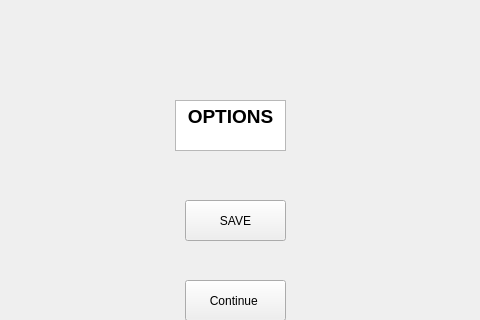
This is options.ui in Matin0789/Condottiere- as Qt 5 draws it before an edit; both pictures show x 275 to 755 and y 0 to 320 of the 1021 by 789 pixel window. The edited form follows.
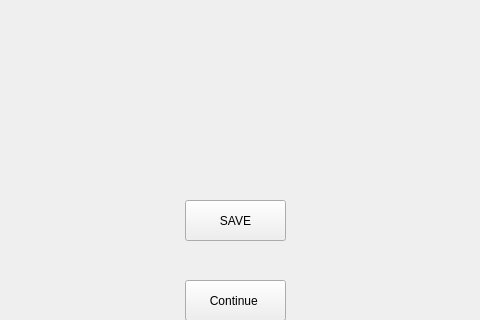
This is the edited form. Icons and pictures are not drawn.

```diff
--- a/options.ui
+++ b/options.ui
@@ -184,29 +184,6 @@
     <string/>
    </property>
   </widget>
-  <widget class="QTextEdit" name="textEdit">
-   <property name="geometry">
-    <rect>
-     <x>450</x>
-     <y>100</y>
-     <width>111</width>
-     <height>51</height>
-    </rect>
-   </property>
-   <property name="styleSheet">
-    <string notr="true">border-image: url(:/Description/Graphics/photos/download5.jpg);</string>
-   </property>
-   <property name="html">
-    <string>&lt;!DOCTYPE HTML PUBLIC &quot;-//W3C//DTD HTML 4.0//EN&quot; &quot;http://www.w3.org/TR/REC-html40/strict.dtd&quot;&gt;
-&lt;html&gt;&lt;head&gt;&lt;meta name=&quot;qrichtext&quot; content=&quot;1&quot; /&gt;&lt;meta charset=&quot;utf-8&quot; /&gt;&lt;style type=&quot;text/css&quot;&gt;
-p, li { white-space: pre-wrap; }
-hr { height: 1px; border-width: 0; }
-li.unchecked::marker { content: &quot;\2610&quot;; }
-li.checked::marker { content: &quot;\2612&quot;; }
-&lt;/style&gt;&lt;/head&gt;&lt;body style=&quot; font-family:'Segoe UI'; font-size:9pt; font-weight:400; font-style:normal;&quot;&gt;
-&lt;p align=&quot;center&quot; style=&quot; margin-top:0px; margin-bottom:0px; margin-left:0px; margin-right:0px; -qt-block-indent:0; text-indent:0px;&quot;&gt;&lt;span style=&quot; font-size:14pt; font-weight:700;&quot;&gt;OPTIONS&lt;/span&gt;&lt;/p&gt;&lt;/body&gt;&lt;/html&gt;</string>
-   </property>
-  </widget>
   <widget class="QPushButton" name="pb_Continue">
    <property name="geometry">
     <rect>
@@ -245,6 +222,22 @@
     <string>Continue </string>
    </property>
   </widget>
+  <widget class="QLabel" name="label_2">
+   <property name="geometry">
+    <rect>
+     <x>400</x>
+     <y>70</y>
+     <width>231</width>
+     <height>101</height>
+    </rect>
+   </property>
+   <property name="styleSheet">
+    <string notr="true">border-image: url(:/Description/Graphics/photos/t 2024-07-14 141911.jpg.png);</string>
+   </property>
+   <property name="text">
+    <string/>
+   </property>
+  </widget>
   <zorder>label</zorder>
   <zorder>pb_load</zorder>
   <zorder>pb_save</zorder>
```
Left out of the diff: 2 changed lines with no effect on the pictures.
